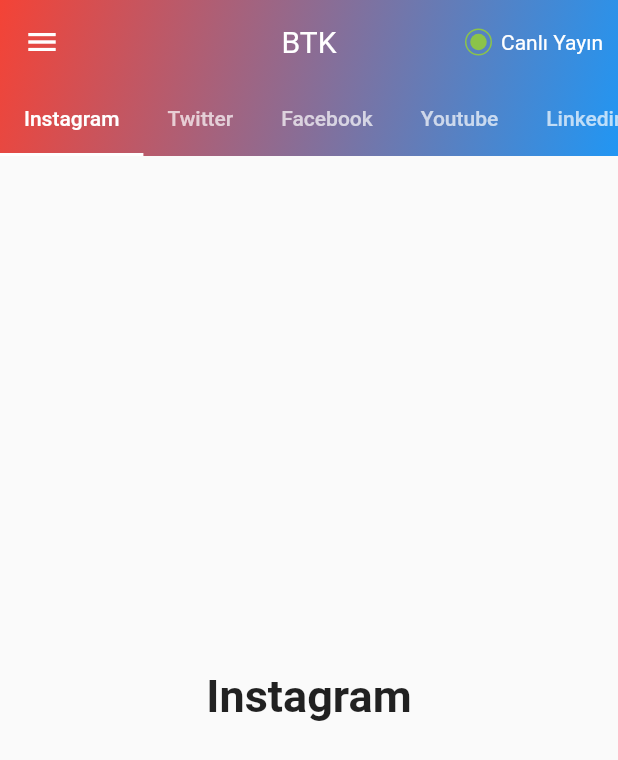
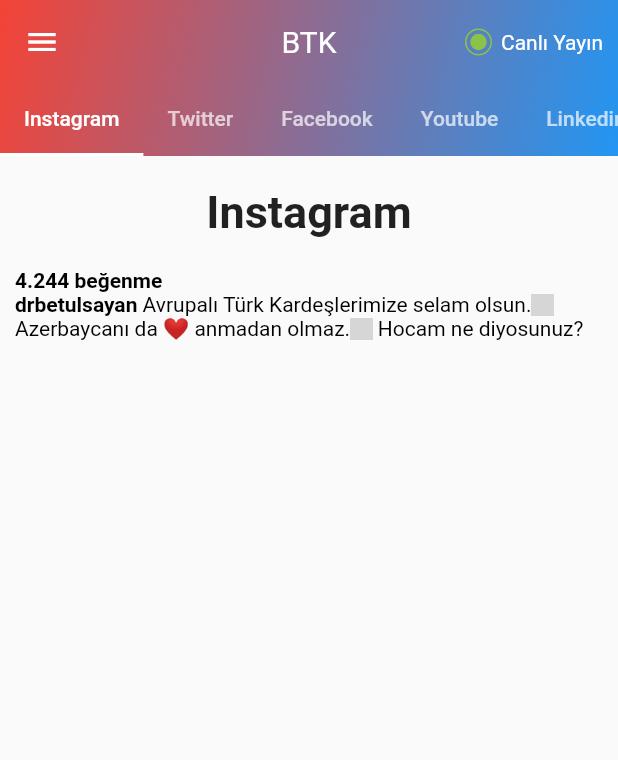
Before and after one commit to feridungungor/scrollableTabbar, a Flutter app: the screen it shows after launch, on a phone screen of 412 x 824 dp. Shown: the top 760 px of the screen. Run offline on Flutter 3.47's test engine with Material 2 defaults, Android fonts, the phone set to English and light mode, and no system bars; missing offline and left inert: flutter_emoji; grey boxes are pictures that could not be loaded.

Commit message:
textspan icon eklendi revize 1

```diff
--- a/lib/body.dart
+++ b/lib/body.dart
@@ -1,4 +1,9 @@
 import 'package:flutter/material.dart';
+import 'package:flutter_sosyalmedya_appbar/social_media_media_pages/facebook.dart';
+import 'package:flutter_sosyalmedya_appbar/social_media_media_pages/instagram.dart';
+import 'package:flutter_sosyalmedya_appbar/social_media_media_pages/linkedin.dart';
+import 'package:flutter_sosyalmedya_appbar/social_media_media_pages/twitter.dart';
+import 'package:flutter_sosyalmedya_appbar/social_media_media_pages/youtube.dart';
 
 class Body extends StatelessWidget {
   const Body({
@@ -13,51 +18,11 @@ class Body extends StatelessWidget {
     return TabBarView(
       controller: _controller,
       children: [
-        Container(
-          height: 200,
-          child: Center(
-            child: Text(
-              "Instagram",
-              style: TextStyle(fontSize: 30, fontWeight: FontWeight.bold),
-            ),
-          ),
-        ),
-        Container(
-          height: 200,
-          child: Center(
-            child: Text(
-              "Twitter",
-              style: TextStyle(fontSize: 30, fontWeight: FontWeight.bold),
-            ),
-          ),
-        ),
-        Container(
-          height: 200,
-          child: Center(
-            child: Text(
-              "Facebook",
-              style: TextStyle(fontSize: 30, fontWeight: FontWeight.bold),
-            ),
-          ),
-        ),
-        Container(
-          height: 200,
-          child: Center(
-            child: Text(
-              "Youtube",
-              style: TextStyle(fontSize: 30, fontWeight: FontWeight.bold),
-            ),
-          ),
-        ),
-        Container(
-          height: 200,
-          child: Center(
-            child: Text(
-              "Linkedin",
-              style: TextStyle(fontSize: 30, fontWeight: FontWeight.bold),
-            ),
-          ),
-        )
+        Instagram(),
+        Twitter(),
+        Facebook(),
+        Youtube(),
+        Linkedin(),
       ],
     );
   }
--- a/lib/social_media_media_pages/facebook.dart
+++ b/lib/social_media_media_pages/facebook.dart
@@ -0,0 +1,16 @@
+import 'package:flutter/material.dart';
+
+class Facebook extends StatelessWidget {
+  @override
+  Widget build(BuildContext context) {
+    return Container(
+      height: 200,
+      child: Center(
+        child: Text(
+          "Facebook",
+          style: TextStyle(fontSize: 30, fontWeight: FontWeight.bold),
+        ),
+      ),
+    );
+  }
+}
--- a/lib/social_media_media_pages/instagram.dart
+++ b/lib/social_media_media_pages/instagram.dart
@@ -0,0 +1,89 @@
+import 'package:flutter/material.dart';
+import 'package:flutter_emoji/flutter_emoji.dart';
+
+class Instagram extends StatelessWidget {
+  var parser = EmojiParser();
+  var coffee = Emoji('coffee', '☕');
+  var heart = Emoji('heart', '❤');
+ //deneme
+  @override
+  Widget build(BuildContext context) {
+    var emojiHeart = parser.info('heart');
+
+    return Column(
+      children: [
+        Padding(
+          padding: const EdgeInsets.symmetric(vertical: 20),
+          child: Container(
+            child: Center(
+              child: Text(
+                "Instagram",
+                style: TextStyle(fontSize: 30, fontWeight: FontWeight.bold),
+              ),
+            ),
+          ),
+        ),
+        Align(
+          alignment: Alignment.centerLeft,
+          child: Padding(
+            padding: const EdgeInsets.symmetric(horizontal: 10),
+            child: RichText(
+              text: TextSpan(
+                children: [
+                  TextSpan(
+                    text: "4.244 beğenme\n",
+                    style: TextStyle(
+                      color: Colors.black,
+                      fontWeight: FontWeight.bold,
+                    ),
+                  ),
+                  TextSpan(
+                    text: "drbetulsayan ",
+                    style: TextStyle(
+                      color: Colors.black,
+                      fontWeight: FontWeight.bold,
+                    ),
+                  ),
+                  TextSpan(
+                    text: "Avrupalı Türk Kardeşlerimize selam olsun.",
+                    style: TextStyle(
+                      color: Colors.black,
+                    ),
+                  ),
+                  WidgetSpan(
+                    child: Image.asset(
+                      'icons/flags/png/tr.png',
+                      package: 'country_icons',
+                      height: 15,
+                      width: 15,
+                    ),
+                  ),
+                  TextSpan(
+                    text: "Azerbaycanı da ❤ anmadan olmaz.",
+                    style: TextStyle(
+                      color: Colors.black,
+                    ),
+                  ),
+                  WidgetSpan(
+                    child: Image.asset(
+                      'icons/flags/png/az.png',
+                      package: 'country_icons',
+                      height: 15,
+                      width: 15,
+                    ),
+                  ),
+                  TextSpan(
+                    text: " Hocam ne diyosunuz?  ",
+                    style: TextStyle(
+                      color: Colors.black,
+                    ),
+                  ),
+                ],
+              ),
+            ),
+          ),
+        )
+      ],
+    );
+  }
+}
--- a/lib/social_media_media_pages/linkedin.dart
+++ b/lib/social_media_media_pages/linkedin.dart
@@ -0,0 +1,16 @@
+import 'package:flutter/material.dart';
+
+class Linkedin extends StatelessWidget {
+  @override
+  Widget build(BuildContext context) {
+    return Container(
+      height: 200,
+      child: Center(
+        child: Text(
+          "Linkedin",
+          style: TextStyle(fontSize: 30, fontWeight: FontWeight.bold),
+        ),
+      ),
+    );
+  }
+}
--- a/lib/social_media_media_pages/twitter.dart
+++ b/lib/social_media_media_pages/twitter.dart
@@ -0,0 +1,16 @@
+import 'package:flutter/material.dart';
+
+class Twitter extends StatelessWidget {
+  @override
+  Widget build(BuildContext context) {
+    return Container(
+      height: 200,
+      child: Center(
+        child: Text(
+          "Twitter",
+          style: TextStyle(fontSize: 30, fontWeight: FontWeight.bold),
+        ),
+      ),
+    );
+  }
+}
--- a/lib/social_media_media_pages/youtube.dart
+++ b/lib/social_media_media_pages/youtube.dart
@@ -0,0 +1,16 @@
+import 'package:flutter/material.dart';
+
+class Youtube extends StatelessWidget {
+  @override
+  Widget build(BuildContext context) {
+    return Container(
+      height: 200,
+      child: Center(
+        child: Text(
+          "Youtube",
+          style: TextStyle(fontSize: 30, fontWeight: FontWeight.bold),
+        ),
+      ),
+    );
+  }
+}
--- a/pubspec.yaml
+++ b/pubspec.yaml
@@ -28,8 +28,10 @@ dependencies:
   # The following adds the Cupertino Icons font to your application.
   # Use with the CupertinoIcons class for iOS style icons.
   cupertino_icons: ^1.0.0
-  bubble_tab_indicator: ^0.1.4
   provider: ^4.3.3
+  country_icons: ^1.1.1
+  flutter_svg: ^0.19.1
+  flutter_emoji: ^2.2.1+1
 
 dev_dependencies:
   flutter_test:
```
Also changed, not shown: pubspec.lock.
